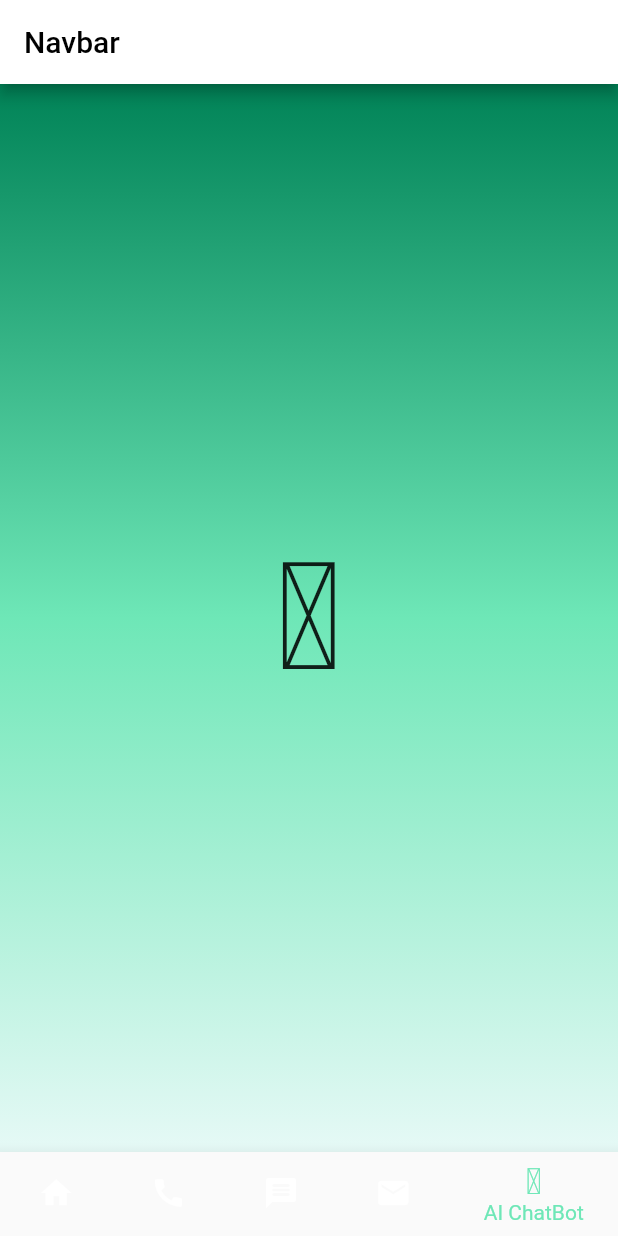
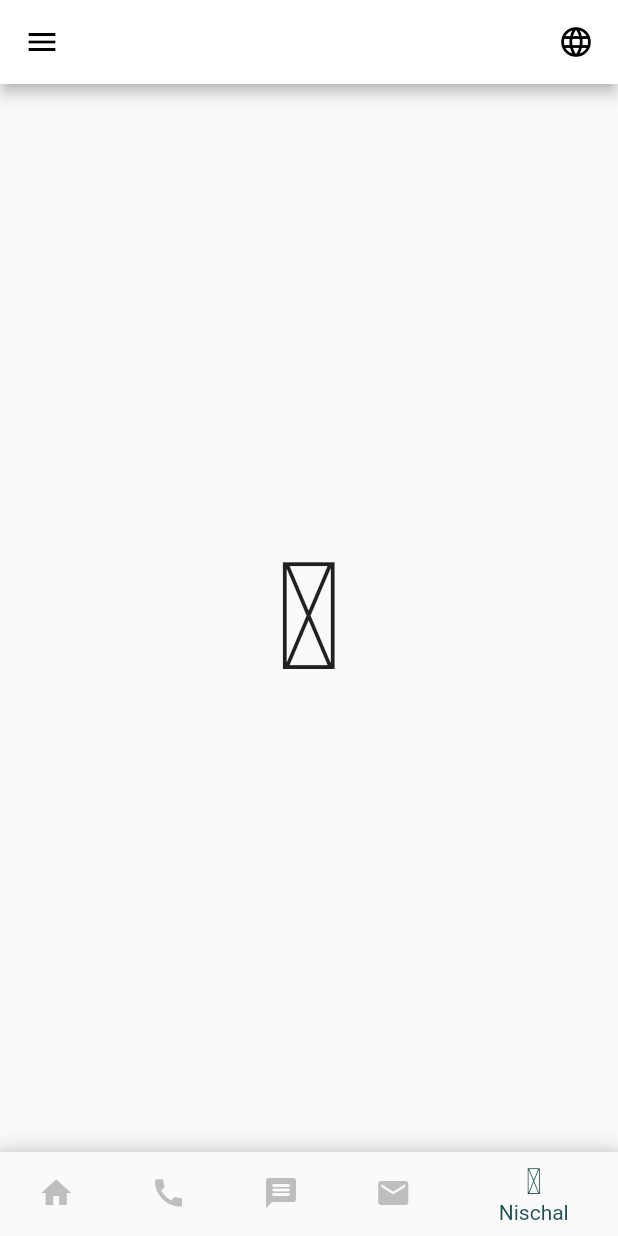
Before and after one commit to salik03/Kavach, a Flutter app: the screen it shows after launch, item 5 of the bottom bar chosen, on a phone screen of 412 x 824 dp. Run offline on Flutter 3.47's test engine with Material 2 defaults, Android fonts, the phone set to English and light mode, and no system bars; our stand-ins replace cloud_firestore, firebase_auth, firebase_core, flutter_otp_text_field, get, google_fonts and 2 more; missing offline and left inert: flutter_sms_inbox; accounts and stored records are empty.

Commit message:
Dashboard made

```diff
--- a/lib/main.dart
+++ b/lib/main.dart
@@ -1,7 +1,9 @@
 import 'package:firebase_core/firebase_core.dart';
 import 'package:get/get_navigation/src/root/get_material_app.dart';
 import 'package:kavach_2/src/constants/language_hardcode.dart';
+import 'package:kavach_2/src/features/authentication/screens/api_send.dart';
 import 'package:kavach_2/src/features/authentication/screens/dashboard_screen/dashboard_screen.dart';
+import 'package:kavach_2/src/features/authentication/screens/extraction/sms_extract.dart';
 import 'package:kavach_2/src/features/authentication/screens/language/language_screen.dart';
 import 'package:kavach_2/src/features/authentication/screens/permission_screen/permission_screen.dart';
 import 'package:kavach_2/src/features/authentication/screens/registration_screen/registration_screen.dart';
--- /dev/null
+++ b/lib/src/features/authentication/controllers/remote_controller.dart
@@ -0,0 +1,6 @@
+// import '../models/post.dart';
+//
+// class RemoteService
+// {
+//   Future<List<Post>> getPost() async
+// }
--- a/lib/src/features/authentication/screens/dashboard_screen/dashboard_screen.dart
+++ b/lib/src/features/authentication/screens/dashboard_screen/dashboard_screen.dart
@@ -3,23 +3,21 @@ import 'package:kavach_2/src/constants/colors.dart';
 import 'package:flutter/services.dart';
 
 import '../../models/icons.dart';
-
-
+import '../language/language_screen.dart';
 
 class DashboardScreen extends StatefulWidget {
   const DashboardScreen({Key? key}) : super(key: key);
 
   @override
-  State<DashboardScreen> createState() =>
-      _DashboardScreen();
+  State<DashboardScreen> createState() => _DashboardScreen();
 }
 
 class _DashboardScreen extends State<DashboardScreen> {
-  static const LinearGradient bgradient = LinearGradient(
-    colors: gradientColors,
-    begin: Alignment.topCenter,
-    end: Alignment.bottomCenter,
-  );
+  // static const LinearGradient bgradient = LinearGradient(
+  //   colors: gradientColors,
+  //   begin: Alignment.topCenter,
+  //   end: Alignment.bottomCenter,
+  // );
 
   int _selectedIndex = 0;
   static const TextStyle optionStyle =
@@ -52,21 +50,52 @@ class _DashboardScreen extends State<DashboardScreen> {
     });
   }
 
+  void _navigateToLanguageScreen() {
+    Navigator.push(
+      context,
+      MaterialPageRoute(builder: (context) => LanguageScreen()),
+    );
+  }
+
   @override
   Widget build(BuildContext context) {
     return Scaffold(
       appBar: AppBar(
-        title: const Text('Navbar'),
+        leading: GestureDetector(
+          onTap: () {
+          },
+          child: Icon(Icons.menu),
+        ),
+        actions: [
+          GestureDetector(
+            onTap: _navigateToLanguageScreen,
+            child: Padding(
+              padding: const EdgeInsets.symmetric(horizontal: 16.0),
+              child: Icon(Icons.language), // Replace 'Icons.language' with your desired icon
+            ),
+          ),
+        ],
       ),
       body: Container(
-        decoration: BoxDecoration(
-          gradient: bgradient,
-        ),
+        // decoration: BoxDecoration(
+        //   gradient: bgradient,
+        // ),
         child: Center(
           child: _widgetOptions.elementAt(_selectedIndex),
         ),
       ),
-      bottomNavigationBar: BottomNavigationBar(
+      bottomNavigationBar: Container(
+        decoration: BoxDecoration(
+          boxShadow: [
+            BoxShadow(
+              color: Colors.black12,
+              blurRadius: 10.0,
+              spreadRadius: 2.0,
+              offset: Offset(0, -2),
+            ),
+          ],
+        ),
+        child: BottomNavigationBar(
           backgroundColor: Colors.grey,
           items: const <BottomNavigationBarItem>[
             BottomNavigationBarItem(
@@ -85,17 +114,19 @@ class _DashboardScreen extends State<DashboardScreen> {
               icon: Icon(Icons.mail),
               label: 'Mails',
             ),
-          // Add a BottomNavigationBarItem for your custom widget (index 3)
             BottomNavigationBarItem(
               icon: Icon(MyFlutterIcon.robot),
-            label: 'AI ChatBot',
+              label: 'Nischal',
             ),
           ],
           currentIndex: _selectedIndex,
-        selectedItemColor: primaryColor,
+          selectedItemColor: Color(0xFF1D4D4F),
+          unselectedItemColor: Color(0xFFBEBEBE),
+          selectedLabelStyle: TextStyle(color: Color(0xFF1D4D4F)),
+          unselectedLabelStyle: TextStyle(color: Color(0xFFBEBEBE)),
           onTap: _onItemTapped,
+        ),
       ),
     );
   }
-
 }
```
Also changed, not shown: lib/src/features/authentication/models/post.dart (added, +37 -0 lines), lib/src/features/authentication/screens/api_send.dart (added, +52 -0 lines). Lines whose indentation alone changed are shown as unchanged.
